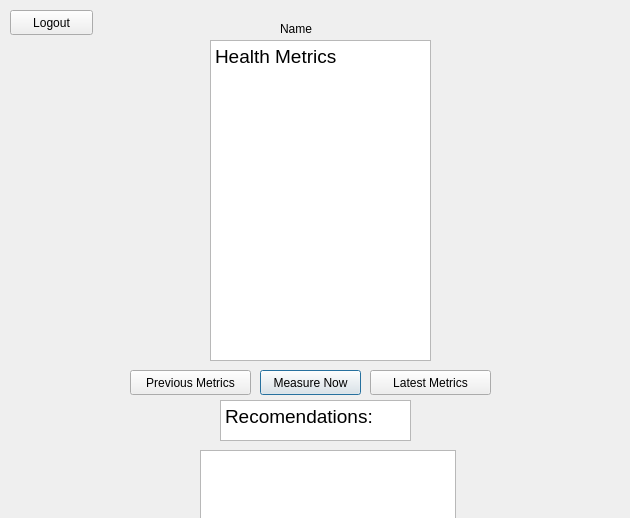
This is RadoTech_Device-main/RaDoTech_Device/HomeScreenPage.ui in Liam02/RadoTech_Device as Qt 5 draws it before an edit. The edited form follows.
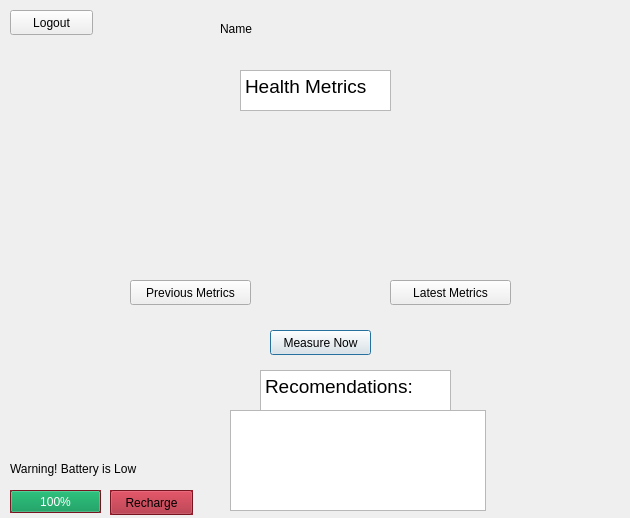
This is the edited form.

Patch:
```diff
--- a/RadoTech_Device-main/RaDoTech_Device/HomeScreenPage.ui
+++ b/RadoTech_Device-main/RaDoTech_Device/HomeScreenPage.ui
@@ -16,8 +16,8 @@
   <widget class="QPushButton" name="MeasureNowButton">
    <property name="geometry">
     <rect>
-     <x>260</x>
-     <y>370</y>
+     <x>270</x>
+     <y>330</y>
      <width>101</width>
      <height>25</height>
     </rect>
@@ -29,10 +29,10 @@
   <widget class="QTextBrowser" name="textBrowser">
    <property name="geometry">
     <rect>
-     <x>210</x>
-     <y>40</y>
-     <width>221</width>
-     <height>321</height>
+     <x>240</x>
+     <y>70</y>
+     <width>151</width>
+     <height>41</height>
     </rect>
    </property>
    <property name="html">
@@ -59,8 +59,8 @@
   <widget class="QTextBrowser" name="textBrowser_2">
    <property name="geometry">
     <rect>
-     <x>220</x>
-     <y>400</y>
+     <x>260</x>
+     <y>370</y>
      <width>191</width>
      <height>41</height>
     </rect>
@@ -77,7 +77,7 @@
    <property name="geometry">
     <rect>
      <x>130</x>
-     <y>370</y>
+     <y>280</y>
      <width>121</width>
      <height>25</height>
     </rect>
@@ -89,8 +89,8 @@
   <widget class="QPushButton" name="latest">
    <property name="geometry">
     <rect>
-     <x>370</x>
-     <y>370</y>
+     <x>390</x>
+     <y>280</y>
      <width>121</width>
      <height>25</height>
     </rect>
@@ -102,19 +102,19 @@
   <widget class="QTextBrowser" name="textBrowser_3">
    <property name="geometry">
     <rect>
-     <x>200</x>
-     <y>450</y>
+     <x>230</x>
+     <y>410</y>
      <width>256</width>
-     <height>71</height>
+     <height>101</height>
     </rect>
    </property>
   </widget>
   <widget class="QLabel" name="Name_Display">
    <property name="geometry">
     <rect>
-     <x>280</x>
+     <x>220</x>
      <y>20</y>
-     <width>62</width>
+     <width>221</width>
      <height>17</height>
     </rect>
    </property>
@@ -122,6 +122,980 @@
     <string>Name</string>
    </property>
   </widget>
+  <widget class="QProgressBar" name="batteryBar">
+   <property name="geometry">
+    <rect>
+     <x>10</x>
+     <y>490</y>
+     <width>91</width>
+     <height>23</height>
+    </rect>
+   </property>
+   <property name="palette">
+    <palette>
+     <active>
+      <colorrole role="WindowText">
+       <brush brushstyle="SolidPattern">
+        <color alpha="255">
+         <red>0</red>
+         <green>0</green>
+         <blue>0</blue>
+        </color>
+       </brush>
+      </colorrole>
+      <colorrole role="Button">
+       <brush brushstyle="SolidPattern">
+        <color alpha="255">
+         <red>165</red>
+         <green>29</green>
+         <blue>45</blue>
+        </color>
+       </brush>
+      </colorrole>
+      <colorrole role="Light">
+       <brush brushstyle="SolidPattern">
+        <color alpha="255">
+         <red>247</red>
+         <green>43</green>
+         <blue>68</blue>
+        </color>
+       </brush>
+      </colorrole>
+      <colorrole role="Midlight">
+       <brush brushstyle="SolidPattern">
+        <color alpha="255">
+         <red>206</red>
+         <green>36</green>
+         <blue>56</blue>
+        </color>
+       </brush>
+      </colorrole>
+      <colorrole role="Dark">
+       <brush brushstyle="SolidPattern">
+        <color alpha="255">
+         <red>82</red>
+         <green>14</green>
+         <blue>23</blue>
+        </color>
+       </brush>
+      </colorrole>
+      <colorrole role="Mid">
+       <brush brushstyle="SolidPattern">
+        <color alpha="255">
+         <red>110</red>
+         <green>19</green>
+         <blue>30</blue>
+        </color>
+       </brush>
+      </colorrole>
+      <colorrole role="Text">
+       <brush brushstyle="SolidPattern">
+        <color alpha="255">
+         <red>0</red>
+         <green>0</green>
+         <blue>0</blue>
+        </color>
+       </brush>
+      </colorrole>
+      <colorrole role="BrightText">
+       <brush brushstyle="SolidPattern">
+        <color alpha="255">
+         <red>255</red>
+         <green>255</green>
+         <blue>255</blue>
+        </color>
+       </brush>
+      </colorrole>
+      <colorrole role="ButtonText">
+       <brush brushstyle="SolidPattern">
+        <color alpha="255">
+         <red>0</red>
+         <green>0</green>
+         <blue>0</blue>
+        </color>
+       </brush>
+      </colorrole>
+      <colorrole role="Base">
+       <brush brushstyle="SolidPattern">
+        <color alpha="255">
+         <red>255</red>
+         <green>255</green>
+         <blue>255</blue>
+        </color>
+       </brush>
+      </colorrole>
+      <colorrole role="Window">
+       <brush brushstyle="SolidPattern">
+        <color alpha="255">
+         <red>165</red>
+         <green>29</green>
+         <blue>45</blue>
+        </color>
+       </brush>
+      </colorrole>
+      <colorrole role="Shadow">
+       <brush brushstyle="SolidPattern">
+        <color alpha="255">
+         <red>0</red>
+         <green>0</green>
+         <blue>0</blue>
+        </color>
+       </brush>
+      </colorrole>
+      <colorrole role="Highlight">
+       <brush brushstyle="SolidPattern">
+        <color alpha="255">
+         <red>38</red>
+         <green>162</green>
+         <blue>105</blue>
+        </color>
+       </brush>
+      </colorrole>
+      <colorrole role="AlternateBase">
+       <brush brushstyle="SolidPattern">
+        <color alpha="255">
+         <red>210</red>
+         <green>142</green>
+         <blue>150</blue>
+        </color>
+       </brush>
+      </colorrole>
+      <colorrole role="ToolTipBase">
+       <brush brushstyle="SolidPattern">
+        <color alpha="255">
+         <red>255</red>
+         <green>255</green>
+         <blue>220</blue>
+        </color>
+       </brush>
+      </colorrole>
+      <colorrole role="ToolTipText">
+       <brush brushstyle="SolidPattern">
+        <color alpha="255">
+         <red>0</red>
+         <green>0</green>
+         <blue>0</blue>
+        </color>
+       </brush>
+      </colorrole>
+      <colorrole role="PlaceholderText">
+       <brush brushstyle="SolidPattern">
+        <color alpha="128">
+         <red>0</red>
+         <green>0</green>
+         <blue>0</blue>
+        </color>
+       </brush>
+      </colorrole>
+     </active>
+     <inactive>
+      <colorrole role="WindowText">
+       <brush brushstyle="SolidPattern">
+        <color alpha="255">
+         <red>0</red>
+         <green>0</green>
+         <blue>0</blue>
+        </color>
+       </brush>
+      </colorrole>
+      <colorrole role="Button">
+       <brush brushstyle="SolidPattern">
+        <color alpha="255">
+         <red>165</red>
+         <green>29</green>
+         <blue>45</blue>
+        </color>
+       </brush>
+      </colorrole>
+      <colorrole role="Light">
+       <brush brushstyle="SolidPattern">
+        <color alpha="255">
+         <red>247</red>
+         <green>43</green>
+         <blue>68</blue>
+        </color>
+       </brush>
+      </colorrole>
+      <colorrole role="Midlight">
+       <brush brushstyle="SolidPattern">
+        <color alpha="255">
+         <red>206</red>
+         <green>36</green>
+         <blue>56</blue>
+        </color>
+       </brush>
+      </colorrole>
+      <colorrole role="Dark">
+       <brush brushstyle="SolidPattern">
+        <color alpha="255">
+         <red>82</red>
+         <green>14</green>
+         <blue>23</blue>
+        </color>
+       </brush>
+      </colorrole>
+      <colorrole role="Mid">
+       <brush brushstyle="SolidPattern">
+        <color alpha="255">
+         <red>110</red>
+         <green>19</green>
+         <blue>30</blue>
+        </color>
+       </brush>
+      </colorrole>
+      <colorrole role="Text">
+       <brush brushstyle="SolidPattern">
+        <color alpha="255">
+         <red>0</red>
+         <green>0</green>
+         <blue>0</blue>
+        </color>
+       </brush>
+      </colorrole>
+      <colorrole role="BrightText">
+       <brush brushstyle="SolidPattern">
+        <color alpha="255">
+         <red>255</red>
+         <green>255</green>
+         <blue>255</blue>
+        </color>
+       </brush>
+      </colorrole>
+      <colorrole role="ButtonText">
+       <brush brushstyle="SolidPattern">
+        <color alpha="255">
+         <red>0</red>
+         <green>0</green>
+         <blue>0</blue>
+        </color>
+       </brush>
+      </colorrole>
+      <colorrole role="Base">
+       <brush brushstyle="SolidPattern">
+        <color alpha="255">
+         <red>255</red>
+         <green>255</green>
+         <blue>255</blue>
+        </color>
+       </brush>
+      </colorrole>
+      <colorrole role="Window">
+       <brush brushstyle="SolidPattern">
+        <color alpha="255">
+         <red>165</red>
+         <green>29</green>
+         <blue>45</blue>
+        </color>
+       </brush>
+      </colorrole>
+      <colorrole role="Shadow">
+       <brush brushstyle="SolidPattern">
+        <color alpha="255">
+         <red>0</red>
+         <green>0</green>
+         <blue>0</blue>
+        </color>
+       </brush>
+      </colorrole>
+      <colorrole role="Highlight">
+       <brush brushstyle="SolidPattern">
+        <color alpha="255">
+         <red>38</red>
+         <green>162</green>
+         <blue>105</blue>
+        </color>
+       </brush>
+      </colorrole>
+      <colorrole role="AlternateBase">
+       <brush brushstyle="SolidPattern">
+        <color alpha="255">
+         <red>210</red>
+         <green>142</green>
+         <blue>150</blue>
+        </color>
+       </brush>
+      </colorrole>
+      <colorrole role="ToolTipBase">
+       <brush brushstyle="SolidPattern">
+        <color alpha="255">
+         <red>255</red>
+         <green>255</green>
+         <blue>220</blue>
+        </color>
+       </brush>
+      </colorrole>
+      <colorrole role="ToolTipText">
+       <brush brushstyle="SolidPattern">
+        <color alpha="255">
+         <red>0</red>
+         <green>0</green>
+         <blue>0</blue>
+        </color>
+       </brush>
+      </colorrole>
+      <colorrole role="PlaceholderText">
+       <brush brushstyle="SolidPattern">
+        <color alpha="128">
+         <red>0</red>
+         <green>0</green>
+         <blue>0</blue>
+        </color>
+       </brush>
+      </colorrole>
+     </inactive>
+     <disabled>
+      <colorrole role="WindowText">
+       <brush brushstyle="SolidPattern">
+        <color alpha="255">
+         <red>82</red>
+         <green>14</green>
+         <blue>23</blue>
+        </color>
+       </brush>
+      </colorrole>
+      <colorrole role="Button">
+       <brush brushstyle="SolidPattern">
+        <color alpha="255">
+         <red>165</red>
+         <green>29</green>
+         <blue>45</blue>
+        </color>
+       </brush>
+      </colorrole>
+      <colorrole role="Light">
+       <brush brushstyle="SolidPattern">
+        <color alpha="255">
+         <red>247</red>
+         <green>43</green>
+         <blue>68</blue>
+        </color>
+       </brush>
+      </colorrole>
+      <colorrole role="Midlight">
+       <brush brushstyle="SolidPattern">
+        <color alpha="255">
+         <red>206</red>
+         <green>36</green>
+         <blue>56</blue>
+        </color>
+       </brush>
+      </colorrole>
+      <colorrole role="Dark">
+       <brush brushstyle="SolidPattern">
+        <color alpha="255">
+         <red>82</red>
+         <green>14</green>
+         <blue>23</blue>
+        </color>
+       </brush>
+      </colorrole>
+      <colorrole role="Mid">
+       <brush brushstyle="SolidPattern">
+        <color alpha="255">
+         <red>110</red>
+         <green>19</green>
+         <blue>30</blue>
+        </color>
+       </brush>
+      </colorrole>
+      <colorrole role="Text">
+       <brush brushstyle="SolidPattern">
+        <color alpha="255">
+         <red>82</red>
+         <green>14</green>
+         <blue>23</blue>
+        </color>
+       </brush>
+      </colorrole>
+      <colorrole role="BrightText">
+       <brush brushstyle="SolidPattern">
+        <color alpha="255">
+         <red>255</red>
+         <green>255</green>
+         <blue>255</blue>
+        </color>
+       </brush>
+      </colorrole>
+      <colorrole role="ButtonText">
+       <brush brushstyle="SolidPattern">
+        <color alpha="255">
+         <red>82</red>
+         <green>14</green>
+         <blue>23</blue>
+        </color>
+       </brush>
+      </colorrole>
+      <colorrole role="Base">
+       <brush brushstyle="SolidPattern">
+        <color alpha="255">
+         <red>165</red>
+         <green>29</green>
+         <blue>45</blue>
+        </color>
+       </brush>
+      </colorrole>
+      <colorrole role="Window">
+       <brush brushstyle="SolidPattern">
+        <color alpha="255">
+         <red>165</red>
+         <green>29</green>
+         <blue>45</blue>
+        </color>
+       </brush>
+      </colorrole>
+      <colorrole role="Shadow">
+       <brush brushstyle="SolidPattern">
+        <color alpha="255">
+         <red>0</red>
+         <green>0</green>
+         <blue>0</blue>
+        </color>
+       </brush>
+      </colorrole>
+      <colorrole role="Highlight">
+       <brush brushstyle="SolidPattern">
+        <color alpha="255">
+         <red>145</red>
+         <green>145</green>
+         <blue>145</blue>
+        </color>
+       </brush>
+      </colorrole>
+      <colorrole role="AlternateBase">
+       <brush brushstyle="SolidPattern">
+        <color alpha="255">
+         <red>165</red>
+         <green>29</green>
+         <blue>45</blue>
+        </color>
+       </brush>
+      </colorrole>
+      <colorrole role="ToolTipBase">
+       <brush brushstyle="SolidPattern">
+        <color alpha="255">
+         <red>255</red>
+         <green>255</green>
+         <blue>220</blue>
+        </color>
+       </brush>
+      </colorrole>
+      <colorrole role="ToolTipText">
+       <brush brushstyle="SolidPattern">
+        <color alpha="255">
+         <red>0</red>
+         <green>0</green>
+         <blue>0</blue>
+        </color>
+       </brush>
+      </colorrole>
+      <colorrole role="PlaceholderText">
+       <brush brushstyle="SolidPattern">
+        <color alpha="128">
+         <red>0</red>
+         <green>0</green>
+         <blue>0</blue>
+        </color>
+       </brush>
+      </colorrole>
+     </disabled>
+    </palette>
+   </property>
+   <property name="autoFillBackground">
+    <bool>true</bool>
+   </property>
+   <property name="value">
+    <number>100</number>
+   </property>
+   <property name="invertedAppearance">
+    <bool>false</bool>
+   </property>
+  </widget>
+  <widget class="QPushButton" name="recharge">
+   <property name="geometry">
+    <rect>
+     <x>110</x>
+     <y>490</y>
+     <width>83</width>
+     <height>25</height>
+    </rect>
+   </property>
+   <property name="palette">
+    <palette>
+     <active>
+      <colorrole role="WindowText">
+       <brush brushstyle="SolidPattern">
+        <color alpha="255">
+         <red>0</red>
+         <green>0</green>
+         <blue>0</blue>
+        </color>
+       </brush>
+      </colorrole>
+      <colorrole role="Button">
+       <brush brushstyle="SolidPattern">
+        <color alpha="255">
+         <red>165</red>
+         <green>29</green>
+         <blue>45</blue>
+        </color>
+       </brush>
+      </colorrole>
+      <colorrole role="Light">
+       <brush brushstyle="SolidPattern">
+        <color alpha="255">
+         <red>247</red>
+         <green>43</green>
+         <blue>68</blue>
+        </color>
+       </brush>
+      </colorrole>
+      <colorrole role="Midlight">
+       <brush brushstyle="SolidPattern">
+        <color alpha="255">
+         <red>206</red>
+         <green>36</green>
+         <blue>56</blue>
+        </color>
+       </brush>
+      </colorrole>
+      <colorrole role="Dark">
+       <brush brushstyle="SolidPattern">
+        <color alpha="255">
+         <red>82</red>
+         <green>14</green>
+         <blue>23</blue>
+        </color>
+       </brush>
+      </colorrole>
+      <colorrole role="Mid">
+       <brush brushstyle="SolidPattern">
+        <color alpha="255">
+         <red>110</red>
+         <green>19</green>
+         <blue>30</blue>
+        </color>
+       </brush>
+      </colorrole>
+      <colorrole role="Text">
+       <brush brushstyle="SolidPattern">
+        <color alpha="255">
+         <red>0</red>
+         <green>0</green>
+         <blue>0</blue>
+        </color>
+       </brush>
+      </colorrole>
+      <colorrole role="BrightText">
+       <brush brushstyle="SolidPattern">
+        <color alpha="255">
+         <red>255</red>
+         <green>255</green>
+         <blue>255</blue>
+        </color>
+       </brush>
+      </colorrole>
+      <colorrole role="ButtonText">
+       <brush brushstyle="SolidPattern">
+        <color alpha="255">
+         <red>0</red>
+         <green>0</green>
+         <blue>0</blue>
+        </color>
+       </brush>
+      </colorrole>
+      <colorrole role="Base">
+       <brush brushstyle="SolidPattern">
+        <color alpha="255">
+         <red>255</red>
+         <green>255</green>
+         <blue>255</blue>
+        </color>
+       </brush>
+      </colorrole>
+      <colorrole role="Window">
+       <brush brushstyle="SolidPattern">
+        <color alpha="255">
+         <red>165</red>
+         <green>29</green>
+         <blue>45</blue>
+        </color>
+       </brush>
+      </colorrole>
+      <colorrole role="Shadow">
+       <brush brushstyle="SolidPattern">
+        <color alpha="255">
+         <red>0</red>
+         <green>0</green>
+         <blue>0</blue>
+        </color>
+       </brush>
+      </colorrole>
+      <colorrole role="AlternateBase">
+       <brush brushstyle="SolidPattern">
+        <color alpha="255">
+         <red>210</red>
+         <green>142</green>
+         <blue>150</blue>
+        </color>
+       </brush>
+      </colorrole>
+      <colorrole role="ToolTipBase">
+       <brush brushstyle="SolidPattern">
+        <color alpha="255">
+         <red>255</red>
+         <green>255</green>
+         <blue>220</blue>
+        </color>
+       </brush>
+      </colorrole>
+      <colorrole role="ToolTipText">
+       <brush brushstyle="SolidPattern">
+        <color alpha="255">
+         <red>0</red>
+         <green>0</green>
+         <blue>0</blue>
+        </color>
+       </brush>
+      </colorrole>
+      <colorrole role="PlaceholderText">
+       <brush brushstyle="SolidPattern">
+        <color alpha="128">
+         <red>0</red>
+         <green>0</green>
+         <blue>0</blue>
+        </color>
+       </brush>
+      </colorrole>
+     </active>
+     <inactive>
+      <colorrole role="WindowText">
+       <brush brushstyle="SolidPattern">
+        <color alpha="255">
+         <red>0</red>
+         <green>0</green>
+         <blue>0</blue>
+        </color>
+       </brush>
+      </colorrole>
+      <colorrole role="Button">
+       <brush brushstyle="SolidPattern">
+        <color alpha="255">
+         <red>165</red>
+         <green>29</green>
+         <blue>45</blue>
+        </color>
+       </brush>
+      </colorrole>
+      <colorrole role="Light">
+       <brush brushstyle="SolidPattern">
+        <color alpha="255">
+         <red>247</red>
+         <green>43</green>
+         <blue>68</blue>
+        </color>
+       </brush>
+      </colorrole>
+      <colorrole role="Midlight">
+       <brush brushstyle="SolidPattern">
+        <color alpha="255">
+         <red>206</red>
+         <green>36</green>
+         <blue>56</blue>
+        </color>
+       </brush>
+      </colorrole>
+      <colorrole role="Dark">
+       <brush brushstyle="SolidPattern">
+        <color alpha="255">
+         <red>82</red>
+         <green>14</green>
+         <blue>23</blue>
+        </color>
+       </brush>
+      </colorrole>
+      <colorrole role="Mid">
+       <brush brushstyle="SolidPattern">
+        <color alpha="255">
+         <red>110</red>
+         <green>19</green>
+         <blue>30</blue>
+        </color>
+       </brush>
+      </colorrole>
+      <colorrole role="Text">
+       <brush brushstyle="SolidPattern">
+        <color alpha="255">
+         <red>0</red>
+         <green>0</green>
+         <blue>0</blue>
+        </color>
+       </brush>
+      </colorrole>
+      <colorrole role="BrightText">
+       <brush brushstyle="SolidPattern">
+        <color alpha="255">
+         <red>255</red>
+         <green>255</green>
+         <blue>255</blue>
+        </color>
+       </brush>
+      </colorrole>
+      <colorrole role="ButtonText">
+       <brush brushstyle="SolidPattern">
+        <color alpha="255">
+         <red>0</red>
+         <green>0</green>
+         <blue>0</blue>
+        </color>
+       </brush>
+      </colorrole>
+      <colorrole role="Base">
+       <brush brushstyle="SolidPattern">
+        <color alpha="255">
+         <red>255</red>
+         <green>255</green>
+         <blue>255</blue>
+        </color>
+       </brush>
+      </colorrole>
+      <colorrole role="Window">
+       <brush brushstyle="SolidPattern">
+        <color alpha="255">
+         <red>165</red>
+         <green>29</green>
+         <blue>45</blue>
+        </color>
+       </brush>
+      </colorrole>
+      <colorrole role="Shadow">
+       <brush brushstyle="SolidPattern">
+        <color alpha="255">
+         <red>0</red>
+         <green>0</green>
+         <blue>0</blue>
+        </color>
+       </brush>
+      </colorrole>
+      <colorrole role="AlternateBase">
+       <brush brushstyle="SolidPattern">
+        <color alpha="255">
+         <red>210</red>
+         <green>142</green>
+         <blue>150</blue>
+        </color>
+       </brush>
+      </colorrole>
+      <colorrole role="ToolTipBase">
+       <brush brushstyle="SolidPattern">
+        <color alpha="255">
+         <red>255</red>
+         <green>255</green>
+         <blue>220</blue>
+        </color>
+       </brush>
+      </colorrole>
+      <colorrole role="ToolTipText">
+       <brush brushstyle="SolidPattern">
+        <color alpha="255">
+         <red>0</red>
+         <green>0</green>
+         <blue>0</blue>
+        </color>
+       </brush>
+      </colorrole>
+      <colorrole role="PlaceholderText">
+       <brush brushstyle="SolidPattern">
+        <color alpha="128">
+         <red>0</red>
+         <green>0</green>
+         <blue>0</blue>
+        </color>
+       </brush>
+      </colorrole>
+     </inactive>
+     <disabled>
+      <colorrole role="WindowText">
+       <brush brushstyle="SolidPattern">
+        <color alpha="255">
+         <red>82</red>
+         <green>14</green>
+         <blue>23</blue>
+        </color>
+       </brush>
+      </colorrole>
+      <colorrole role="Button">
+       <brush brushstyle="SolidPattern">
+        <color alpha="255">
+         <red>165</red>
+         <green>29</green>
+         <blue>45</blue>
+        </color>
+       </brush>
+      </colorrole>
+      <colorrole role="Light">
+       <brush brushstyle="SolidPattern">
+        <color alpha="255">
+         <red>247</red>
+         <green>43</green>
+         <blue>68</blue>
+        </color>
+       </brush>
+      </colorrole>
+      <colorrole role="Midlight">
+       <brush brushstyle="SolidPattern">
+        <color alpha="255">
+         <red>206</red>
+         <green>36</green>
+         <blue>56</blue>
+        </color>
+       </brush>
+      </colorrole>
+      <colorrole role="Dark">
+       <brush brushstyle="SolidPattern">
+        <color alpha="255">
+         <red>82</red>
+         <green>14</green>
+         <blue>23</blue>
+        </color>
+       </brush>
+      </colorrole>
+      <colorrole role="Mid">
+       <brush brushstyle="SolidPattern">
+        <color alpha="255">
+         <red>110</red>
+         <green>19</green>
+         <blue>30</blue>
+        </color>
+       </brush>
+      </colorrole>
+      <colorrole role="Text">
+       <brush brushstyle="SolidPattern">
+        <color alpha="255">
+         <red>82</red>
+         <green>14</green>
+         <blue>23</blue>
+        </color>
+       </brush>
+      </colorrole>
+      <colorrole role="BrightText">
+       <brush brushstyle="SolidPattern">
+        <color alpha="255">
+         <red>255</red>
+         <green>255</green>
+         <blue>255</blue>
+        </color>
+       </brush>
+      </colorrole>
+      <colorrole role="ButtonText">
+       <brush brushstyle="SolidPattern">
+        <color alpha="255">
+         <red>82</red>
+         <green>14</green>
+         <blue>23</blue>
+        </color>
+       </brush>
+      </colorrole>
+      <colorrole role="Base">
+       <brush brushstyle="SolidPattern">
+        <color alpha="255">
+         <red>165</red>
+         <green>29</green>
+         <blue>45</blue>
+        </color>
+       </brush>
+      </colorrole>
+      <colorrole role="Window">
+       <brush brushstyle="SolidPattern">
+        <color alpha="255">
+         <red>165</red>
+         <green>29</green>
+         <blue>45</blue>
+        </color>
+       </brush>
+      </colorrole>
+      <colorrole role="Shadow">
+       <brush brushstyle="SolidPattern">
+        <color alpha="255">
+         <red>0</red>
+         <green>0</green>
+         <blue>0</blue>
+        </color>
+       </brush>
+      </colorrole>
+      <colorrole role="AlternateBase">
+       <brush brushstyle="SolidPattern">
+        <color alpha="255">
+         <red>165</red>
+         <green>29</green>
+         <blue>45</blue>
+        </color>
+       </brush>
+      </colorrole>
+      <colorrole role="ToolTipBase">
+       <brush brushstyle="SolidPattern">
+        <color alpha="255">
+         <red>255</red>
+         <green>255</green>
+         <blue>220</blue>
+        </color>
+       </brush>
+      </colorrole>
+      <colorrole role="ToolTipText">
+       <brush brushstyle="SolidPattern">
+        <color alpha="255">
+         <red>0</red>
+         <green>0</green>
+         <blue>0</blue>
+        </color>
+       </brush>
+      </colorrole>
+      <colorrole role="PlaceholderText">
+       <brush brushstyle="SolidPattern">
+        <color alpha="128">
+         <red>0</red>
+         <green>0</green>
+         <blue>0</blue>
+        </color>
+       </brush>
+      </colorrole>
+     </disabled>
+    </palette>
+   </property>
+   <property name="cursor">
+    <cursorShape>ArrowCursor</cursorShape>
+   </property>
+   <property name="autoFillBackground">
+    <bool>true</bool>
+   </property>
+   <property name="text">
+    <string>Recharge</string>
+   </property>
+   <property name="checkable">
+    <bool>false</bool>
+   </property>
+   <property name="autoDefault">
+    <bool>true</bool>
+   </property>
+   <property name="default">
+    <bool>false</bool>
+   </property>
+   <property name="flat">
+    <bool>false</bool>
+   </property>
+  </widget>
+  <widget class="QLabel" name="lowBatteryWarning">
+   <property name="geometry">
+    <rect>
+     <x>10</x>
+     <y>460</y>
+     <width>181</width>
+     <height>17</height>
+    </rect>
+   </property>
+   <property name="text">
+    <string>Warning! Battery is Low </string>
+   </property>
+  </widget>
  </widget>
  <resources/>
  <connections/>
```
Left out of the diff: 6 changed lines with no effect on the pictures.
